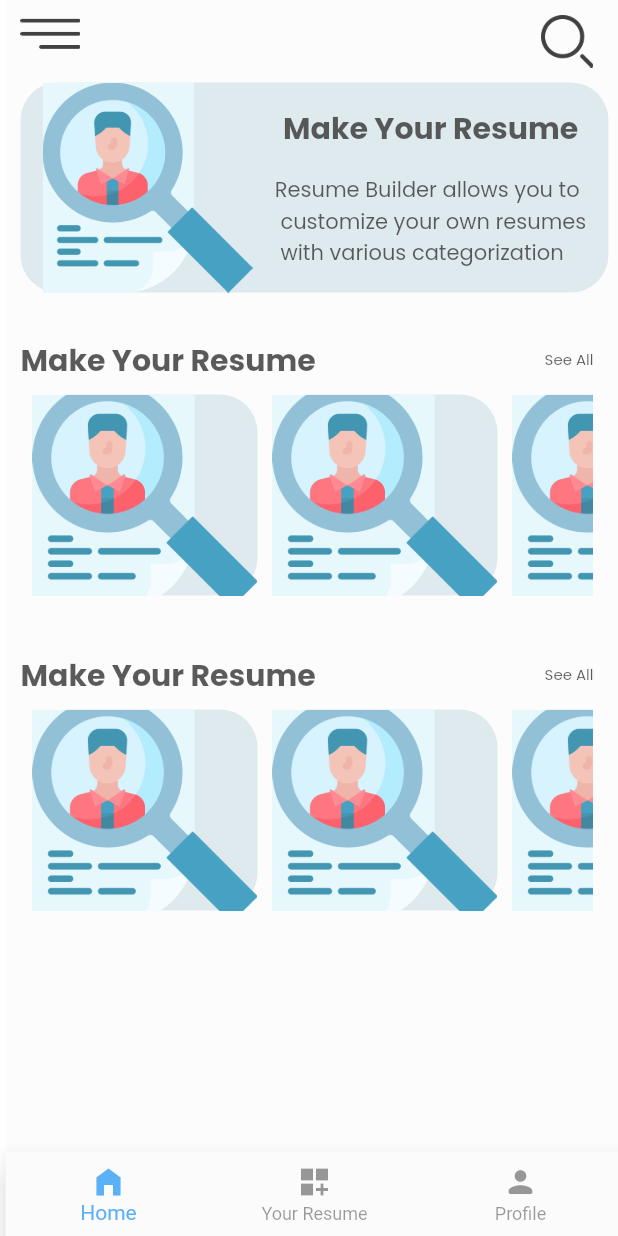
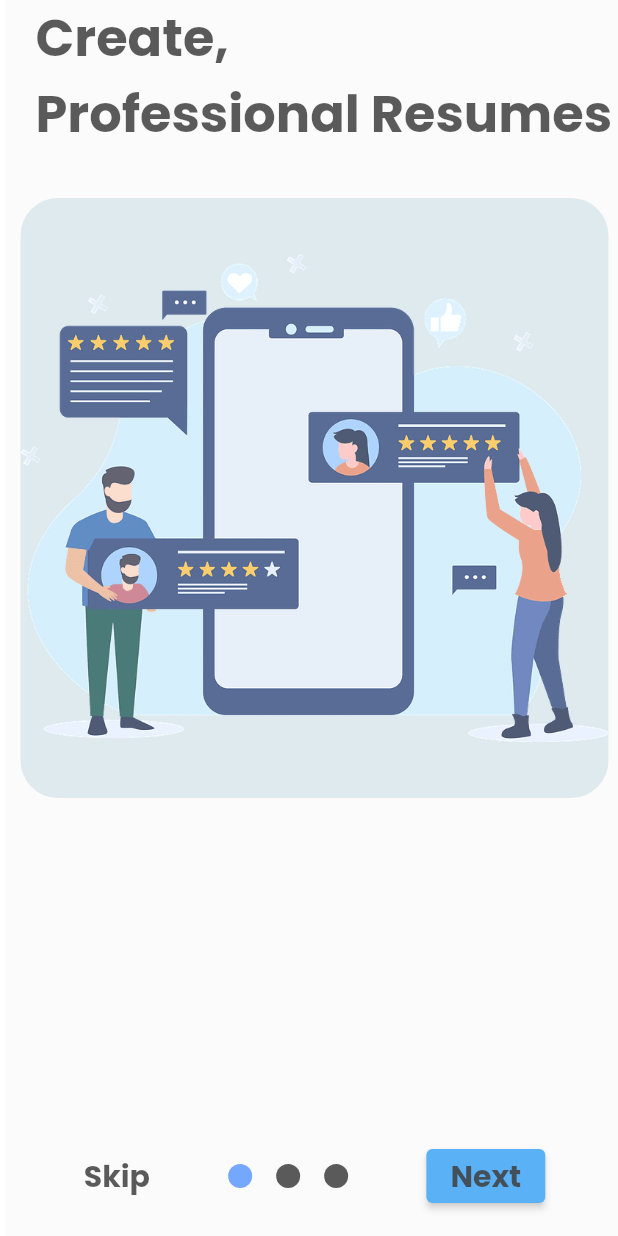
Before and after one commit to soumenkp2/resume_builder, a Flutter app: the screen it shows after launch, on a phone screen of 412 x 824 dp. Run offline on Flutter 3.47's test engine with Material 2 defaults, Android fonts, the phone set to English and light mode, and no system bars; drawn by our look-alikes of smooth_page_indicator; our stand-ins replace google_fonts.

```diff
--- a/lib/BoxImage.dart
+++ b/lib/AppUtils/BoxImage.dart
@@ -1,10 +1,10 @@
 import 'package:flutter/material.dart';
-import 'package:resume_builder/TextWidget.dart';
+import 'package:resume_builder/AppUtils/TextWidget.dart';
 
 
 class BoxImage extends StatelessWidget {
-  BoxImage({Key? key, required this.text}) : super(key: key);
-  String text;
+  BoxImage({Key? key, required this.text, required this.imagePath}) : super(key: key);
+  String text,imagePath;
 
   @override
   Widget build(BuildContext context) {
--- a/lib/CurvedWidget.dart
+++ b/lib/AppUtils/CurvedWidget.dart
@@ -1,5 +1,5 @@
 import 'package:flutter/material.dart';
-import 'package:resume_builder/TextWidget.dart';
+import 'package:resume_builder/AppUtils/TextWidget.dart';
 
 
 class CurvedWidget extends StatelessWidget {
--- a/lib/home.dart
+++ b/lib/home.dart
@@ -4,27 +4,18 @@ import 'package:flutter/material.dart';
 import 'package:resume_builder/main.dart';
 import 'package:google_fonts/google_fonts.dart';
 
-
-
-class home extends StatefulWidget
-{
-
+class home extends StatefulWidget {
   @override
   State<StatefulWidget> createState() => home_state();
-
 }
 
-class home_state extends State<home>
-{
-
+class home_state extends State<home> {
   @override
-  void initState()
-  {
+  void initState() {
     super.initState();
     //onstart();
     //Navigator.of(context).pushNamed('splash_screen');
   }
-
 
   @override
   Widget build(BuildContext context) {
@@ -34,37 +25,35 @@ class home_state extends State<home>
             child: Column(
           mainAxisAlignment: MainAxisAlignment.center,
           children: <Widget>[
-
             // Row -> menu btn and search btn (Coloumn child 1)
             new Row(
               mainAxisAlignment: MainAxisAlignment.spaceBetween,
-                children:<Widget> [
+              children: <Widget>[
                 new Container(
-                    padding: const EdgeInsets.fromLTRB(10,0,20,0),
+                  padding: const EdgeInsets.fromLTRB(10, 0, 20, 0),
                   child: new Image.asset(
                     'assets/images/menu.png',
                     height: 40.0,
                     fit: BoxFit.cover,
                   ),
                 ),
-
-
                 new Container(
-                    padding: const EdgeInsets.fromLTRB(0,10,20,0),
+                  padding: const EdgeInsets.fromLTRB(0, 10, 20, 0),
                   child: new Image.asset(
                     'assets/images/search.png',
                     height: 35.0,
                     fit: BoxFit.cover,
                   ),
                 ),
-
               ],
             ),
+            //Row -> menu btn and search terminates
 
+            //App Header
             new Container(
                 //color: Colors.amberAccent,
                 height: 140,
-                  margin: const EdgeInsets.fromLTRB(10,10,10,0),
+                margin: const EdgeInsets.fromLTRB(10, 10, 10, 0),
                 decoration: BoxDecoration(
                   color: const Color(0xffd4e3ea),
                   borderRadius: BorderRadius.all(Radius.circular(25)),
@@ -77,65 +66,44 @@ class home_state extends State<home>
                           'assets/images/profile.png',
                         ),
                       ),
-
                       new Column(
                           mainAxisAlignment: MainAxisAlignment.spaceEvenly,
                           children: <Widget>[
-
                             new Text("Make Your Resume",
                                 style: GoogleFonts.poppins(
-                            textStyle: TextStyle(fontSize: 20, fontWeight: FontWeight.bold)
+                                    textStyle: TextStyle(
+                                        fontSize: 20,
+                                        fontWeight: FontWeight.bold))),
+                            new Text(
+                              "Resume Builder allows you to\n customize your own resumes\n with various categorization",
+                              style: GoogleFonts.poppins(
+                                  textStyle: TextStyle(
+                                      fontSize: 14,
+                                      fontWeight: FontWeight.normal)),
+                              maxLines: 4,
                             )
+                          ])
+                    ])),
+            //App Header Terminates
 
-                        ),
-
-                        new Text("Resume Builder allows you to\n customize your own resumes\n with various categorization",
-                            style: GoogleFonts.poppins(
-                                textStyle: TextStyle(fontSize: 14, fontWeight: FontWeight.normal)
-                            ),
-                          maxLines: 4,
-
-                        )
-
-                      ]
-
-
-                    )
-
-
-                  ]
-                )
-
-              ),
-
-
-
+            //Make Your Resume Functionality
             new Container(
-                  margin: const EdgeInsets.fromLTRB(10,30,20,0),
+                margin: const EdgeInsets.fromLTRB(10, 30, 20, 0),
                 child: new Column(
                     mainAxisAlignment: MainAxisAlignment.spaceEvenly,
-
                     children: <Widget>[
-
                       new Row(
                           mainAxisAlignment: MainAxisAlignment.spaceBetween,
                           children: <Widget>[
-
                             new Text("Make Your Resume",
                                 style: GoogleFonts.poppins(
-                                    textStyle: TextStyle(fontSize: 20, fontWeight: FontWeight.bold)
-                                )
-                            ),
-
+                                    textStyle: TextStyle(
+                                        fontSize: 20,
+                                        fontWeight: FontWeight.bold))),
                             new Text("See All",
                                 style: GoogleFonts.poppins(
-                                    textStyle: TextStyle(fontSize: 10)
-                                )
-                                )
-
-                          ]
-                        ),
-
+                                    textStyle: TextStyle(fontSize: 10)))
+                          ]),
 
                       new SizedBox(
                           height: 150,
@@ -143,224 +111,196 @@ class home_state extends State<home>
                               scrollDirection: Axis.horizontal,
                               padding: const EdgeInsets.all(8),
                               children: <Widget>[
-
                                 new Container(
                                   width: 150,
                                   decoration: BoxDecoration(
                                     color: const Color(0xffd4e3ea),
-                                       borderRadius: BorderRadius.all(Radius.circular(25)),
+                                    borderRadius:
+                                        BorderRadius.all(Radius.circular(25)),
                                   ),
-                               margin: const EdgeInsets.fromLTRB(0,0,10,0),
+                                  margin:
+                                      const EdgeInsets.fromLTRB(0, 0, 10, 0),
                                   child: new Image.asset(
                                     'assets/images/profile.png',
                                     height: 35.0,
                                     fit: BoxFit.cover,
                                   ),
                                 ),
-
                                 new Container(
                                   width: 150,
                                   decoration: BoxDecoration(
                                     color: const Color(0xffd4e3ea),
-                                       borderRadius: BorderRadius.all(Radius.circular(25)),
+                                    borderRadius:
+                                        BorderRadius.all(Radius.circular(25)),
                                   ),
-                                     margin: const EdgeInsets.fromLTRB(0,0,10,0),
+                                  margin:
+                                      const EdgeInsets.fromLTRB(0, 0, 10, 0),
                                   child: new Image.asset(
                                     'assets/images/profile.png',
                                     height: 35.0,
                                     fit: BoxFit.cover,
                                   ),
                                 ),
-
                                 new Container(
                                   width: 150,
                                   decoration: BoxDecoration(
                                     color: const Color(0xffd4e3ea),
-                                       borderRadius: BorderRadius.all(Radius.circular(25)),
+                                    borderRadius:
+                                        BorderRadius.all(Radius.circular(25)),
                                   ),
-                                     margin: const EdgeInsets.fromLTRB(0,0,10,0),
+                                  margin:
+                                      const EdgeInsets.fromLTRB(0, 0, 10, 0),
                                   //padding: const EdgeInsets.all(20),
                                   child: new Image.asset(
                                     'assets/images/profile.png',
                                     fit: BoxFit.cover,
                                   ),
                                 ),
-
                                 new Container(
                                   width: 150,
                                   decoration: BoxDecoration(
                                     color: const Color(0xffd4e3ea),
-                                       borderRadius: BorderRadius.all(Radius.circular(25)),
+                                    borderRadius:
+                                        BorderRadius.all(Radius.circular(25)),
                                   ),
-                                     margin: const EdgeInsets.fromLTRB(0,0,10,0),
+                                  margin:
+                                      const EdgeInsets.fromLTRB(0, 0, 10, 0),
                                   //padding: const EdgeInsets.all(20),
                                   child: new Image.asset(
                                     'assets/images/profile.png',
                                     fit: BoxFit.cover,
                                   ),
                                 ),
-
                                 new Container(
                                   width: 150,
                                   decoration: BoxDecoration(
                                     color: const Color(0xffd4e3ea),
-                                       borderRadius: BorderRadius.all(Radius.circular(25)),
+                                    borderRadius:
+                                        BorderRadius.all(Radius.circular(25)),
                                   ),
-                                     margin: const EdgeInsets.fromLTRB(0,0,10,0),
+                                  margin:
+                                      const EdgeInsets.fromLTRB(0, 0, 10, 0),
                                   //padding: const EdgeInsets.all(20),
                                   child: new Image.asset(
                                     'assets/images/profile.png',
                                     fit: BoxFit.cover,
                                   ),
                                 ),
-
-
-
                               ]
-
-                             )),
-
-
-
-
-
+                          )
+                      ),
 
                     ]
                 )
-
-
             ),
 
 
             new Container(
-              margin: const EdgeInsets.fromLTRB(10,30,20,0),
+                margin: const EdgeInsets.fromLTRB(10, 30, 20, 0),
                 child: new Column(
                     mainAxisAlignment: MainAxisAlignment.spaceEvenly,
-
                     children: <Widget>[
-
                       new Row(
                           mainAxisAlignment: MainAxisAlignment.spaceBetween,
                           children: <Widget>[
-
                             new Text("Make Your Resume",
                                 style: GoogleFonts.poppins(
-                                  textStyle: TextStyle(fontSize: 20, fontWeight: FontWeight.bold)
-                              )
-                          ),
-
+                                    textStyle: TextStyle(
+                                        fontSize: 20,
+                                        fontWeight: FontWeight.bold))),
                             new Text("See All",
                                 style: GoogleFonts.poppins(
-                                  textStyle: TextStyle(fontSize: 10)
-                              )
-                          )
-
-                        ]
-                    ),
-
-
+                                    textStyle: TextStyle(fontSize: 10)))
+                          ]),
                       new SizedBox(
                           height: 150,
                           child: ListView(
                               scrollDirection: Axis.horizontal,
                               padding: const EdgeInsets.all(8),
                               children: <Widget>[
-
                                 new Container(
                                   width: 150,
                                   decoration: BoxDecoration(
                                     color: const Color(0xffd4e3ea),
-                                  borderRadius: BorderRadius.all(Radius.circular(25)),
+                                    borderRadius:
+                                        BorderRadius.all(Radius.circular(25)),
                                   ),
-                                margin: const EdgeInsets.fromLTRB(0,0,10,0),
+                                  margin:
+                                      const EdgeInsets.fromLTRB(0, 0, 10, 0),
                                   child: new Image.asset(
                                     'assets/images/profile.png',
                                     height: 35.0,
                                     fit: BoxFit.cover,
                                   ),
                                 ),
-
                                 new Container(
                                   width: 150,
                                   decoration: BoxDecoration(
                                     color: const Color(0xffd4e3ea),
-                                  borderRadius: BorderRadius.all(Radius.circular(25)),
+                                    borderRadius:
+                                        BorderRadius.all(Radius.circular(25)),
                                   ),
-                                margin: const EdgeInsets.fromLTRB(0,0,10,0),
+                                  margin:
+                                      const EdgeInsets.fromLTRB(0, 0, 10, 0),
                                   child: new Image.asset(
                                     'assets/images/profile.png',
                                     height: 35.0,
                                     fit: BoxFit.cover,
                                   ),
                                 ),
-
                                 new Container(
                                   width: 150,
                                   decoration: BoxDecoration(
                                     color: const Color(0xffd4e3ea),
-                                  borderRadius: BorderRadius.all(Radius.circular(25)),
+                                    borderRadius:
+                                        BorderRadius.all(Radius.circular(25)),
                                   ),
-                                margin: const EdgeInsets.fromLTRB(0,0,10,0),
+                                  margin:
+                                      const EdgeInsets.fromLTRB(0, 0, 10, 0),
                                   //padding: const EdgeInsets.all(20),
                                   child: new Image.asset(
                                     'assets/images/profile.png',
                                     fit: BoxFit.cover,
                                   ),
                                 ),
-
                                 new Container(
                                   width: 150,
                                   decoration: BoxDecoration(
                                     color: const Color(0xffd4e3ea),
-                                  borderRadius: BorderRadius.all(Radius.circular(25)),
+                                    borderRadius:
+                                        BorderRadius.all(Radius.circular(25)),
                                   ),
-                                margin: const EdgeInsets.fromLTRB(0,0,10,0),
+                                  margin:
+                                      const EdgeInsets.fromLTRB(0, 0, 10, 0),
                                   //padding: const EdgeInsets.all(20),
                                   child: new Image.asset(
                                     'assets/images/profile.png',
                                     fit: BoxFit.cover,
                                   ),
                                 ),
-
                                 new Container(
                                   width: 150,
                                   decoration: BoxDecoration(
                                     color: const Color(0xffd4e3ea),
-                                  borderRadius: BorderRadius.all(Radius.circular(25)),
+                                    borderRadius:
+                                        BorderRadius.all(Radius.circular(25)),
                                   ),
-                                margin: const EdgeInsets.fromLTRB(0,0,10,0),
+                                  margin:
+                                      const EdgeInsets.fromLTRB(0, 0, 10, 0),
                                   //padding: const EdgeInsets.all(20),
                                   child: new Image.asset(
                                     'assets/images/profile.png',
                                     fit: BoxFit.cover,
                                   ),
                                 ),
-
-
-
-                            ]
-
-                        )),
-
-
-
-
-
-
+                              ])),
                     ]
                 )
             ),
 
-
           ],
         )
         )
-
-
-
-
-
     );
   }
-
 }
--- /dev/null
+++ b/lib/onboarding_screen.dart
@@ -0,0 +1,196 @@
+import 'package:flutter/material.dart';
+import 'package:google_fonts/google_fonts.dart';
+import 'package:smooth_page_indicator/smooth_page_indicator.dart';
+import 'main_screen.dart';
+
+class onboarding_screen extends StatefulWidget {
+  @override
+  State<StatefulWidget> createState() => onboarding_screen_state();
+}
+
+class onboarding_screen_state extends State<onboarding_screen> {
+
+  final controller = PageController();
+
+  @override
+  void dispose()
+  {
+    controller.dispose();
+    super.dispose();
+  }
+
+
+  @override
+  Widget build(BuildContext context) {
+    return Scaffold(
+        body: Container(
+            padding: const EdgeInsets.only(bottom: 80),
+            child: PageView(
+                controller: controller,
+                children: [
+
+                  //Page 1
+              Container(
+                  child: new Column(
+                    crossAxisAlignment: CrossAxisAlignment.start,
+                      children: <Widget>[
+
+                        new Padding(padding: const EdgeInsets.fromLTRB(20, 0, 0, 0),
+                        child: new Text(
+                          "Create,\nProfessional Resumes",
+                          style: GoogleFonts.poppins(
+                              textStyle: TextStyle(
+                                color: Colors.black87,
+                                  fontSize: 34,
+                                  fontWeight: FontWeight.bold)),
+                          maxLines: 4,
+                        ),
+                        ),
+
+                          new Container(
+                            height: 400,
+                            alignment: Alignment.center,
+                            decoration: BoxDecoration(
+                              color: const Color(0xffd4e3ea),
+                              borderRadius:
+                              BorderRadius.all(Radius.circular(25)),
+                            ),
+                            margin: const EdgeInsets.fromLTRB(10, 30, 10, 0),
+                            child: new Image.asset(
+                              'assets/images/onboarding_second.png',
+                            ),
+                          ),
+
+                            ])
+              ),
+
+              //Page 2
+              Container(
+                  child: new Column(
+                      crossAxisAlignment: CrossAxisAlignment.start,
+                      children: <Widget>[
+
+                        new Padding(padding: const EdgeInsets.fromLTRB(20, 0, 0, 0),
+                          child: new Text(
+                            "Edit\nYour saved Resumes",
+                            style: GoogleFonts.poppins(
+                                textStyle: TextStyle(
+                                    color: Colors.black87,
+                                    fontSize: 34,
+                                    fontWeight: FontWeight.bold)),
+                            maxLines: 4,
+
+                          ),
+                        ),
+
+                        new Container(
+                          height: 400,
+                          alignment: Alignment.center,
+                          decoration: BoxDecoration(
+                            color: const Color(0xffd4e3ea),
+                            borderRadius:
+                            BorderRadius.all(Radius.circular(25)),
+                          ),
+                          margin: const EdgeInsets.fromLTRB(10, 30, 10, 0),
+                          child: new Image.asset(
+                            'assets/images/onboarding_first.png',
+                          ),
+                        ),
+
+                      ])
+              ),
+
+              //Page 3
+              Container(
+                  child: new Column(
+                      crossAxisAlignment: CrossAxisAlignment.start,
+                      children: <Widget>[
+
+                        new Padding(padding: const EdgeInsets.fromLTRB(20, 0, 0, 0),
+                          child: new Text(
+                            "Opt\nResume Builder",
+                            style: GoogleFonts.poppins(
+                                textStyle: TextStyle(
+                                    color: Colors.blueAccent,
+                                    fontSize: 34,
+                                    fontWeight: FontWeight.bold)),
+                            maxLines: 4,
+
+                          ),
+                        ),
+
+                        new Container(
+                          height: 400,
+                          alignment: Alignment.center,
+                          decoration: BoxDecoration(
+                            color: const Color(0xffd4e3ea),
+                            borderRadius:
+                            BorderRadius.all(Radius.circular(25)),
+                          ),
+                          margin: const EdgeInsets.fromLTRB(10, 30, 10, 0),
+                          child: new Image.asset(
+                            'assets/images/onboarding_third.png',
+                          ),
+                        ),
+
+                      ])
+              ),
+
+            ])),
+
+            //Bottom
+            bottomSheet: Container(
+              height: 80,
+              child: Row(
+                mainAxisAlignment: MainAxisAlignment.spaceEvenly,
+                children: <Widget>[
+                  new Padding(padding: const EdgeInsets.all(0),
+                    child: new Text(
+                      "Skip",
+                      style: GoogleFonts.poppins(
+                          textStyle: TextStyle(
+                              color: Colors.black87,
+                              fontSize: 20,
+                              fontWeight: FontWeight.bold)),
+                      maxLines: 4,
+                    ),
+                  ),
+
+                  Center(
+                    child: SmoothPageIndicator(
+                      controller: controller,
+                      count: 3,
+                      effect: WormEffect(
+                        spacing: 16,
+                        dotColor: Colors.black87,
+                        activeDotColor: Colors.blueAccent
+                      )
+                    )
+                  ),
+
+                  new ElevatedButton(
+                    child: new Text(
+                      "Next",
+                      style: GoogleFonts.poppins(
+                          textStyle: TextStyle(
+                              color: Colors.black87,
+                              fontSize: 20,
+                              fontWeight: FontWeight.bold)),
+                      maxLines: 4,
+                    ),
+                    onPressed: (){
+                      Navigator.push(
+                        context,
+                        MaterialPageRoute(builder: (context) => main_screen()),
+                      );
+                    },
+                  ),
+                ],
+              )
+
+
+    ),
+
+    );
+  }
+}
--- a/lib/splash_screen.dart
+++ b/lib/splash_screen.dart
@@ -1,6 +1,7 @@
 import 'dart:async';
 import 'package:flutter/material.dart';
 import 'package:resume_builder/main.dart';
+import 'package:resume_builder/onboarding_screen.dart';
 
 import 'main.dart';
 import 'main_screen.dart';
@@ -27,7 +28,7 @@ class splash_state extends State<splash_screen>
   navigate_to_home() async
   {
     await Future.delayed(Duration(milliseconds: 7500),() {});
-    Navigator.pushReplacement(context, MaterialPageRoute(builder: (context) => main_screen()));
+    Navigator.pushReplacement(context, MaterialPageRoute(builder: (context) => onboarding_screen()));
   }
 
   final text_style = TextStyle(fontSize: 30, fontWeight: FontWeight.bold);
--- a/pubspec.yaml
+++ b/pubspec.yaml
@@ -21,6 +21,7 @@ environment:
   sdk: ">=2.17.3 <3.0.0"
 
 dependencies:
+  smooth_page_indicator: ^1.0.0+2
   flutter:
     sdk: flutter
 
```
Also changed, not shown: lib/profile.dart (+13 -13 lines), lib/your_resume.dart (+72 -2 lines), assets/images/onboarding_first.png (added), assets/images/onboarding_second.png (added), assets/images/onboarding_third.png (added), lib/AppUtils/ImageText.dart (renamed from lib/ImageText.dart), lib/AppUtils/TextWidget.dart (renamed from lib/TextWidget.dart), pubspec.lock, 1 other file. Lines whose indentation alone changed are shown as unchanged.
